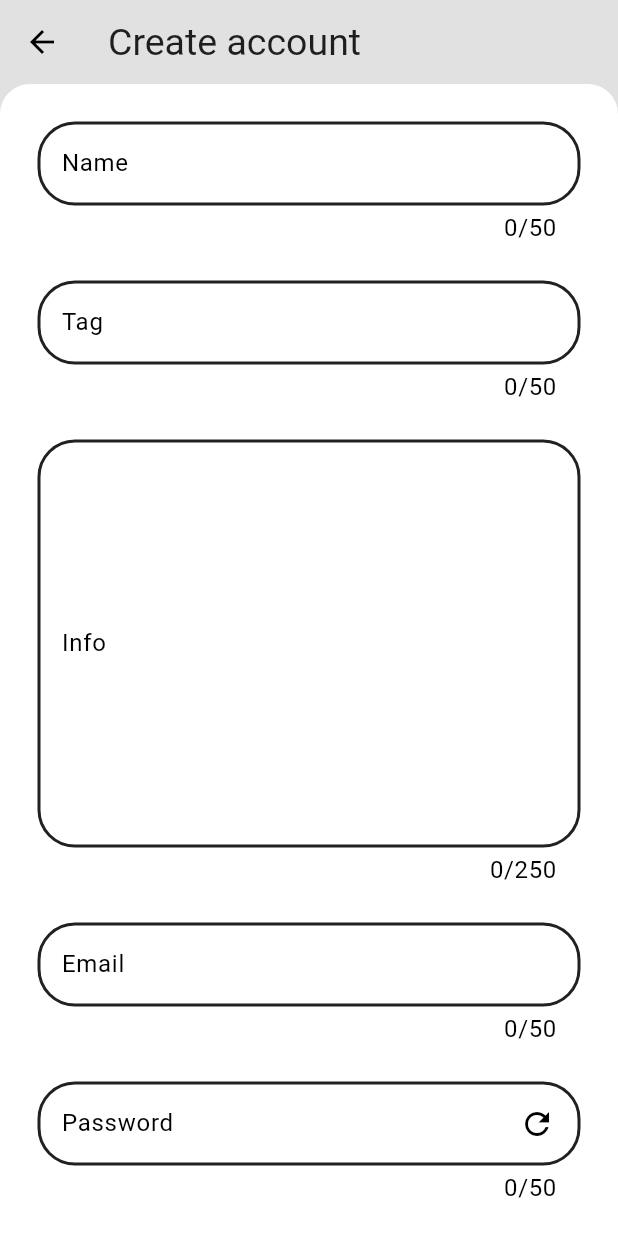
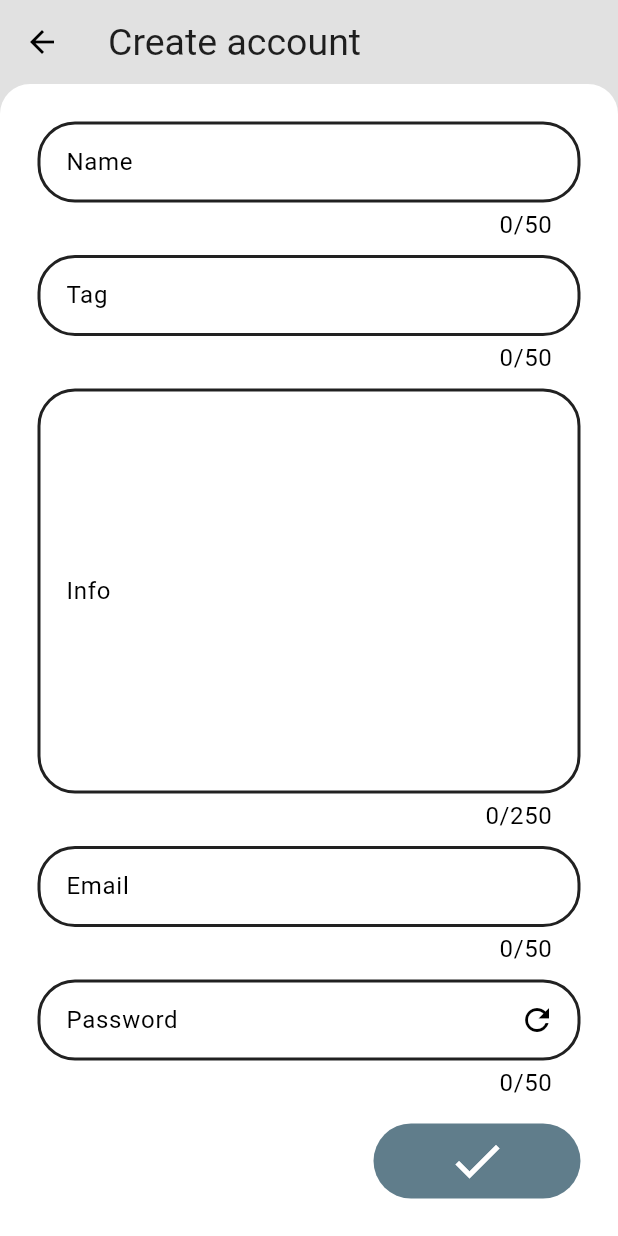
Before and after one commit to grievous110/PasswordManager, a Flutter app: the EditingPage screen opened directly, on a phone screen of 412 x 824 dp. Run offline on Flutter 3.47's test engine with Material 3 defaults, Android fonts, the phone set to English and light mode, and no system bars; our stand-ins replace file_picker, flutter_svg, package_info_plus, shared_preferences; missing offline and left inert: encrypt, firedart; accounts and stored records are empty.

```diff
--- a/lib/engine/themes.dart
+++ b/lib/engine/themes.dart
@@ -104,6 +104,7 @@ class AppThemeData {
       ),
     ),
     inputDecorationTheme: InputDecorationTheme(
+      contentPadding: const EdgeInsets.all(15),
       enabledBorder: OutlineInputBorder(
         borderRadius: BorderRadius.circular(25.0),
         borderSide: const BorderSide(width: 2, color: Colors.grey),
@@ -230,6 +231,7 @@ class AppThemeData {
       ),
     ),
     inputDecorationTheme: InputDecorationTheme(
+      contentPadding: const EdgeInsets.all(15),
       enabledBorder: OutlineInputBorder(
         borderRadius: BorderRadius.circular(25.0),
         borderSide: BorderSide(width: 2, color: Colors.grey.shade900),
--- a/lib/pages/editing_page.dart
+++ b/lib/pages/editing_page.dart
@@ -204,7 +204,7 @@ class _EditingPageState extends State<EditingPage> {
                             })
                           : null,
                     ),
-                    const SizedBox(height: 25),
+                    const SizedBox(height: 10),
                     TextField(
                       controller: _tagController,
                       maxLength: 50,
@@ -217,7 +217,7 @@ class _EditingPageState extends State<EditingPage> {
                             })
                           : null,
                     ),
-                    const SizedBox(height: 25),
+                    const SizedBox(height: 10),
                     TextField(
                       maxLength: 250,
                       controller: _infoController,
@@ -231,7 +231,7 @@ class _EditingPageState extends State<EditingPage> {
                             })
                           : null,
                     ),
-                    const SizedBox(height: 25),
+                    const SizedBox(height: 10),
                     TextField(
                       maxLength: 50,
                       controller: _emailController,
@@ -244,7 +244,7 @@ class _EditingPageState extends State<EditingPage> {
                             })
                           : null,
                     ),
-                    const SizedBox(height: 25),
+                    const SizedBox(height: 10),
                     TextField(
                       maxLength: 50,
                       controller: _pwController,
@@ -269,7 +269,7 @@ class _EditingPageState extends State<EditingPage> {
                             })
                           : null,
                     ),
-                    const SizedBox(height: 25),
+                    const SizedBox(height: 10),
                     const Spacer(),
                     Align(
                       alignment: Alignment.centerRight,
--- a/lib/pages/widgets/navbar.dart
+++ b/lib/pages/widgets/navbar.dart
@@ -84,8 +84,10 @@ class NavBar extends StatelessWidget {
           ],
         ),
       ),
+      beforeReturn: controller.dispose,
       onConfirm: () async {
         if (controller.text != 'DELETE') return;
+        controller.dispose();
         final NavigatorState navigator = Navigator.of(context);
         final FirebaseConnector connector = context.read<FirebaseConnector>();
 
@@ -106,7 +108,6 @@ class NavBar extends StatelessWidget {
         }
       },
     );
-    controller.dispose();
   }
 
   /// Saves a backup of the currently loaded accounts into the selected file.
```
Also changed, not shown: lib/engine/safety.dart (+5 -3 lines), lib/pages/cloud_access_page.dart (+5 -6 lines), lib/pages/home_page.dart (+15 -17 lines), lib/pages/other/notifications.dart (+52 -11 lines).
